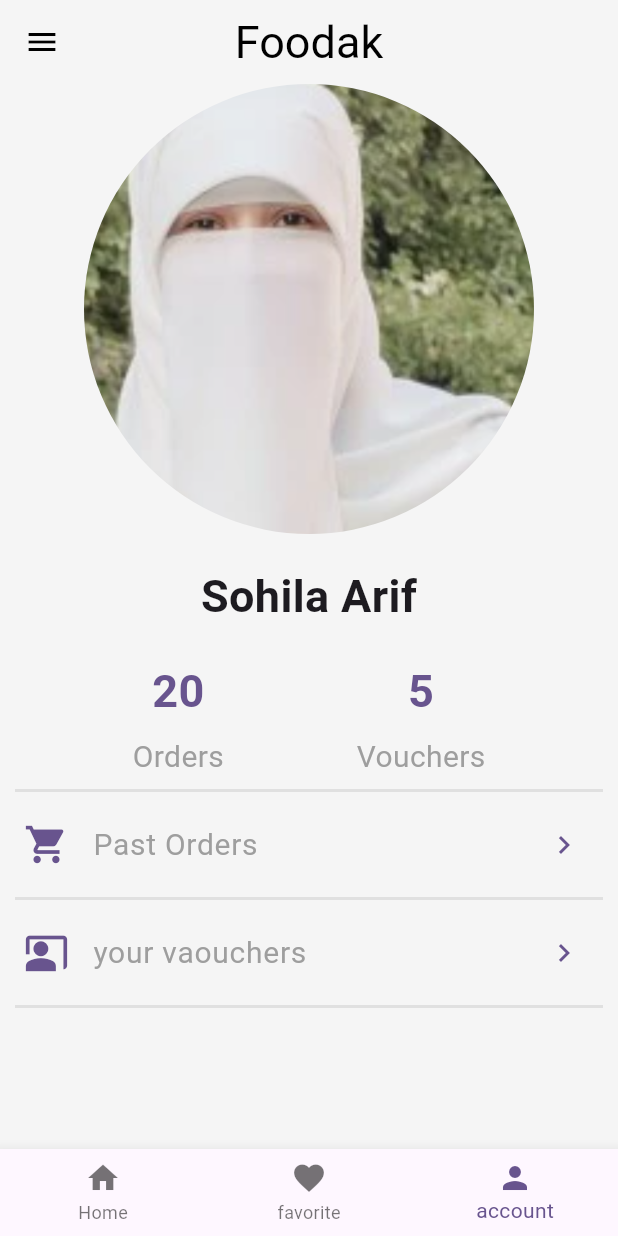
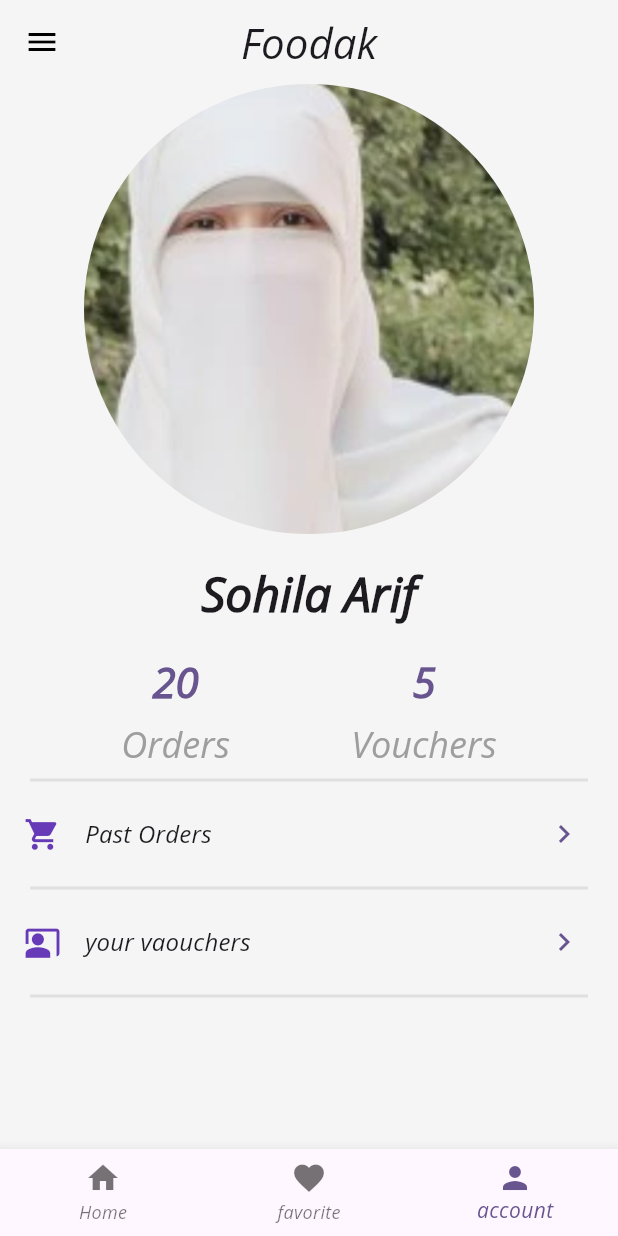
Before and after one commit to sohilaAreef/Food-Delivery-App, a Flutter app: the screen it shows after launch, item 3 of the bottom bar chosen, on a phone screen of 412 x 824 dp. Run offline on Flutter 3.47's test engine with Material 3 defaults, Android fonts, the phone set to English and light mode, and no system bars; network calls fail.

Commit message:
Refactor UI components to use theme styles and improve layout responsiveness

```diff
--- a/lib/main.dart
+++ b/lib/main.dart
@@ -1,7 +1,15 @@
 import 'package:flutter/material.dart';
+import 'package:flutter/services.dart';
 import 'package:food_delivery/pages/bottom_nav_bar.dart';
 
 void main() {
+  // Ensure that the WidgetsBinding is initialized before calling the runApp method
+  WidgetsFlutterBinding.ensureInitialized();
+  // Set the device orientation to portrait
+  SystemChrome.setPreferredOrientations([
+    DeviceOrientation.portraitUp,
+    DeviceOrientation.portraitDown,
+  ]);
   runApp(const MyApp());
 }
 
@@ -14,7 +22,21 @@ class MyApp extends StatelessWidget {
     return MaterialApp(
       title: 'Foodak - Food Delivery App',
       theme: ThemeData(
-        primarySwatch: Colors.indigo,
+        primarySwatch: Colors.deepPurple,
+        scaffoldBackgroundColor : Colors.grey[100],
+        appBarTheme: AppBarTheme(
+        backgroundColor: Colors.grey[100],
+        ),
+        listTileTheme: ListTileThemeData(
+          iconColor: Colors.deepPurple,
+        ),
+        dividerTheme: DividerThemeData(
+          thickness: 2,
+            color: Colors.grey[300],
+            indent: 20,
+            endIndent: 20,
+        ),
+        fontFamily: 'OpenSans',
 
         colorScheme: ColorScheme.fromSeed(seedColor: Colors.deepPurple),
         useMaterial3: true,
--- a/lib/pages/account_page.dart
+++ b/lib/pages/account_page.dart
@@ -12,18 +12,16 @@ class AccountPage extends StatelessWidget {
         Text(
           num.toString(),
           style:
-          TextStyle(
-            fontSize: 30,
-            fontWeight: FontWeight.bold,
-            color: Theme.of(context).primaryColor,
-          ),
+           Theme.of(context).textTheme.headlineMedium!.copyWith(
+             fontWeight: FontWeight.bold,
+             color: Theme.of(context).primaryColor,
+           )
         ),
 
           SizedBox(height: 8),
           Text(
             text,
-            style: TextStyle(
-              fontSize: 20,
+            style: Theme.of(context).textTheme.headlineSmall!.copyWith(
               color: Colors.grey,
             ),
           )
@@ -32,17 +30,15 @@ class AccountPage extends StatelessWidget {
   }
   Widget AccountAddtion(BuildContext context,{required IconData icon, required String title,String ?subtitle})
   {
+    final size = MediaQuery.of(context).size;
     return ListTile(
       leading: Icon( icon,
-      color: Theme.of(context).primaryColor,
-      size: 30,
+      size: size.height * .03,
       ),
       title: Text(title,
-      style: TextStyle(
-        fontSize: 20,
-        color: Colors.grey,
+      style: Theme.of(context).textTheme.titleMedium,
       ),
-      ),
+
       onTap: (){},
       subtitle: subtitle != null ? Text(subtitle) : null,
       trailing: Icon(Icons.chevron_right, color: Theme.of(context).primaryColor),
@@ -67,8 +63,7 @@ class AccountPage extends StatelessWidget {
           SizedBox(height: 20),
           Text(
             'Sohila Arif',
-            style: TextStyle(
-              fontSize: 30,
+            style: Theme.of(context).textTheme.headlineLarge!.copyWith(
               fontWeight: FontWeight.bold,
             ),
           ),
@@ -80,24 +75,15 @@ class AccountPage extends StatelessWidget {
             ],
           ),
           Divider(
-            thickness: 2,
-            color: Colors.grey[300],
-            indent: 10,
-            endIndent: 10,
+
           ),
           AccountAddtion(context,icon:  Icons.shopping_cart, title: 'Past Orders'),
           Divider(
-            thickness: 2,
-            color: Colors.grey[300],
-            indent: 10,
-            endIndent: 10,
+
           ),
           AccountAddtion(context,icon: Icons.co_present, title: 'your vaouchers'),
           Divider(
-            thickness: 2,
-            color: Colors.grey[300],
-            indent: 10,
-            endIndent: 10,
+
           ),
         ],
 
--- a/lib/pages/bottom_nav_bar.dart
+++ b/lib/pages/bottom_nav_bar.dart
@@ -28,13 +28,11 @@ class _BottomNavBarPageState extends State<BottomNavBarPage> {
   @override
   Widget build(BuildContext context) {
     return Scaffold(
-      backgroundColor: Colors.grey[100],
       appBar: AppBar(
-        backgroundColor: Colors.grey[100],
         centerTitle: true,
-        title: const Text(
+        title: Text(
           'Foodak',
-          style: TextStyle(color: Colors.black, fontSize: 30),
+          style: Theme.of(context).textTheme.headlineMedium,
           textAlign: TextAlign.center,
         ),
         iconTheme: const IconThemeData(color: Colors.black),
--- a/lib/pages/home_page.dart
+++ b/lib/pages/home_page.dart
@@ -29,10 +29,10 @@ class HomePage extends StatelessWidget {
                 shrinkWrap: true,
                 physics: const NeverScrollableScrollPhysics(),
                 itemCount: food.length,
-                gridDelegate: const SliverGridDelegateWithFixedCrossAxisCount(
+                gridDelegate: SliverGridDelegateWithFixedCrossAxisCount(
                   crossAxisCount: 2,
-                  mainAxisSpacing: 20,
-                  crossAxisSpacing: 20,
+                  mainAxisSpacing: size.height * 0.02,
+                  crossAxisSpacing: size.width * 0.02,
                 ),
                 itemBuilder: (context, index) => FoodGridItem(foodIndex: index),
                             )
```
Also changed, not shown: lib/pages/favorites_page.dart (+14 -15 lines), lib/widgets/food_grid_item.dart (+13 -12 lines), pubspec.yaml (+14 -61 lines), assets/fonts/OpenSans-Italic.ttf (added), assets/fonts/OpenSans_Condensed-Italic.ttf (added), assets/fonts/OpenSans_SemiCondensed-Regular.ttf (added).
